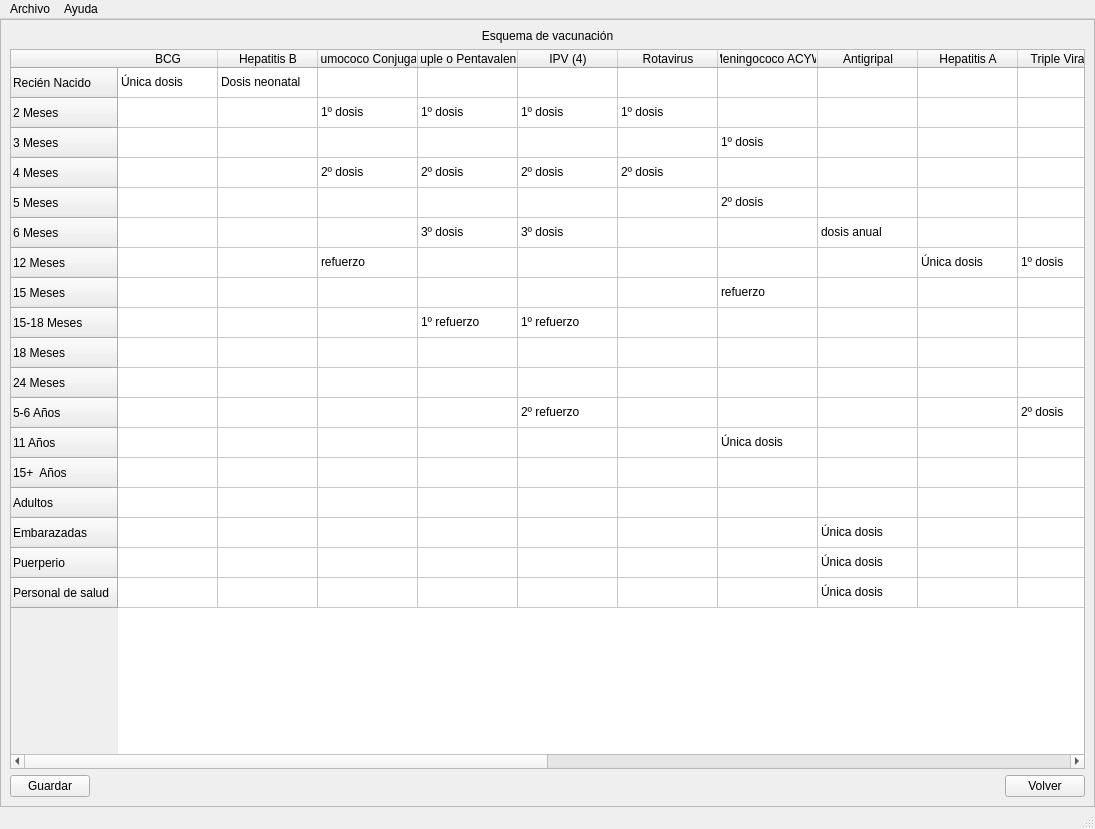
Before: the Qt Designer form setup.ui in DySHITal/vaccines, drawn with Qt 5.
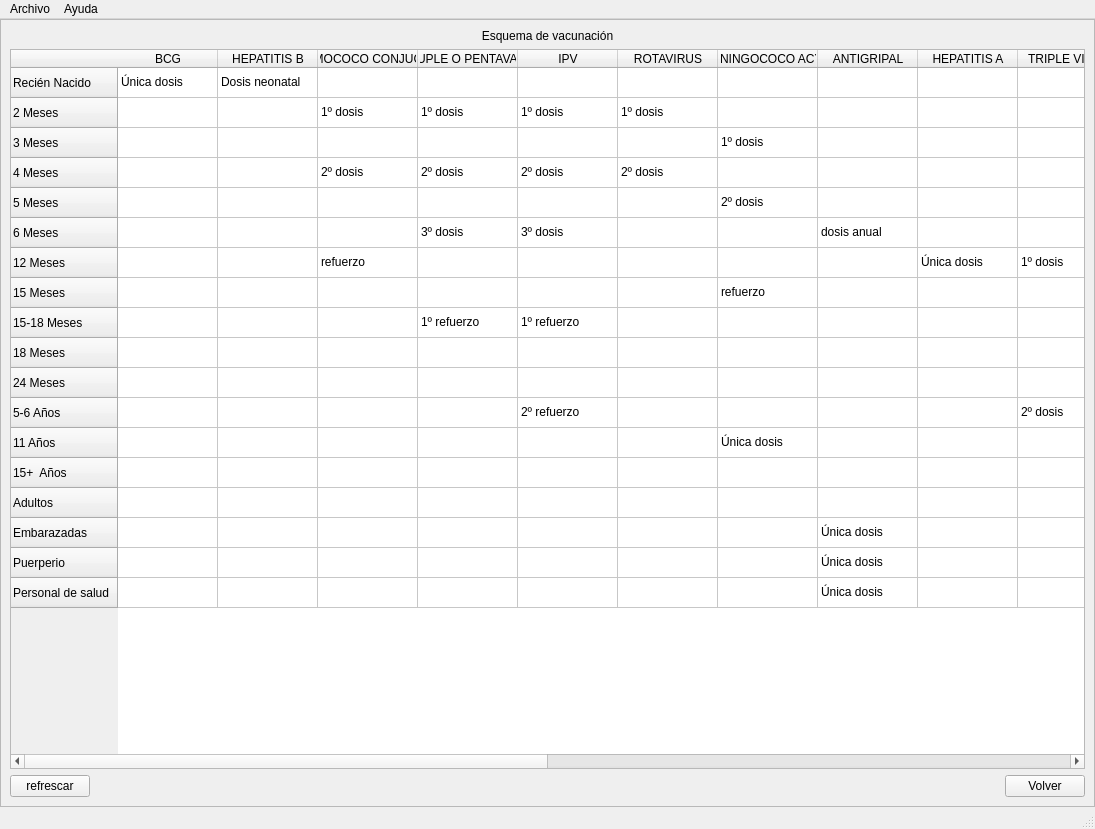
After: the same form once the commit is applied. The open tabs and pages were chosen to show the change.

Diff of the .ui file:
```diff
--- a/setup.ui
+++ b/setup.ui
@@ -491,87 +491,87 @@
              </column>
              <column>
               <property name="text">
-               <string>Hepatitis B</string>
+               <string>HEPATITIS B</string>
               </property>
              </column>
              <column>
               <property name="text">
-               <string>Neumococo Conjugada</string>
+               <string>NEUMOCOCO CONJUGADA</string>
               </property>
              </column>
              <column>
               <property name="text">
-               <string>Quintuple o Pentavalente (3)</string>
+               <string>QUINTUPLE O PENTAVALENTE</string>
               </property>
              </column>
              <column>
               <property name="text">
-               <string>IPV (4)</string>
+               <string>IPV</string>
               </property>
              </column>
              <column>
               <property name="text">
-               <string>Rotavirus</string>
+               <string>ROTAVIRUS</string>
               </property>
              </column>
              <column>
               <property name="text">
-               <string>Meningococo ACYW</string>
+               <string>MENINGOCOCO ACYW</string>
               </property>
              </column>
              <column>
               <property name="text">
-               <string>Antigripal</string>
+               <string>ANTIGRIPAL</string>
               </property>
              </column>
              <column>
               <property name="text">
-               <string>Hepatitis A</string>
+               <string>HEPATITIS A</string>
               </property>
              </column>
              <column>
               <property name="text">
-               <string>Triple Viral (5)</string>
+               <string>TRIPLE VIRAL</string>
               </property>
              </column>
              <column>
               <property name="text">
-               <string>Varicela</string>
+               <string>VARICELA</string>
               </property>
              </column>
              <column>
               <property name="text">
-               <string>Triple Bacteriana Celular (6)</string>
+               <string>TRIPLE BACTERIANA CELULAR</string>
               </property>
              </column>
              <column>
               <property name="text">
-               <string>Triple Bacteriana Acelular (7)</string>
+               <string>TRIPLE BACTERIANA ACELULAR</string>
               </property>
              </column>
              <column>
               <property name="text">
-               <string>Virus Papiloma Humano</string>
+               <string>VIRUS PAPILOMA HUMANO</string>
               </property>
              </column>
              <column>
               <property name="text">
-               <string>Doble Bacteriana (8)</string>
+               <string>DOBLE BACTERIANA</string>
               </property>
              </column>
              <column>
               <property name="text">
-               <string>Virus Sincicial Respiratorio (9)</string>
+               <string>VIRUS SINCICIAL RESPIRATORIO</string>
               </property>
              </column>
              <column>
               <property name="text">
-               <string>Fiebre Amarilla (*)</string>
+               <string>FIEBLE AMARILLA</string>
               </property>
              </column>
              <column>
               <property name="text">
-               <string>Fiebre Hemorragica Argentina</string>
+               <string>FIEBRE HEMORRAGICA ARGENTINA</string>
               </property>
              </column>
              <item row="0" column="0">
@@ -771,7 +771,7 @@
              <item>
               <widget class="QPushButton" name="bt_guardar_vacuna">
                <property name="text">
-                <string>Guardar</string>
+                <string>refrescar</string>
                </property>
               </widget>
              </item>
```
Left out of the diff: 2 changed lines with no effect on the pictures.
